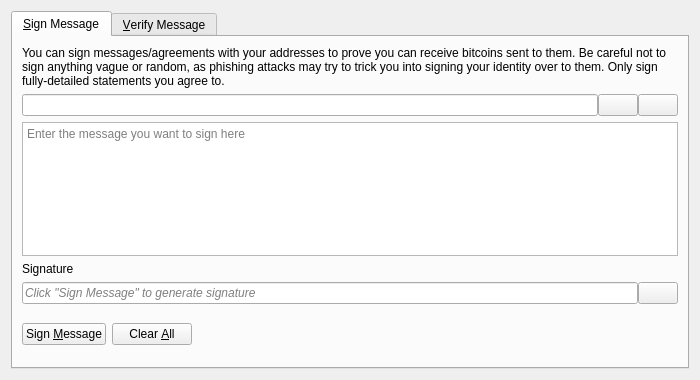
Qt form src/qt/forms/signverifymessagedialog.ui (JohnnyLawDGB/digibyte) before a commit.
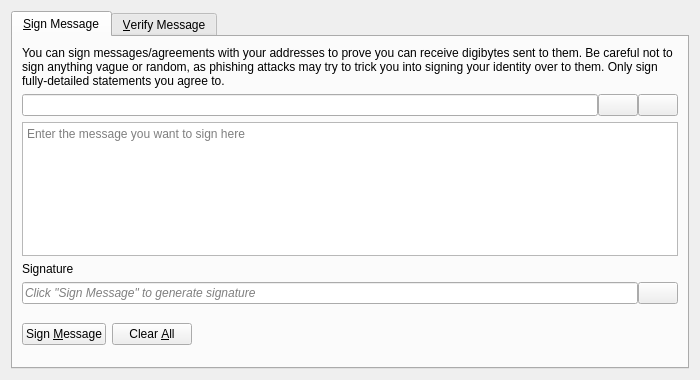
The same form after that commit. Icons and pictures are not drawn. Custom widgets are drawn as their Qt base class.

Commit message:
Phase 2: Complete Bitcoin to DigiByte content conversion
- Updated all build system files (configure.ac, Makefile.am, m4 macros)
- Converted all bitcoin_ variables to digibyte_ equivalents
- Updated Transifex configuration
- Fixed all binary names and library references
- Preserved Bitcoin Core developer copyrights

```diff
--- a/src/qt/forms/signverifymessagedialog.ui
+++ b/src/qt/forms/signverifymessagedialog.ui
@@ -30,7 +30,7 @@
        <item>
         <widget class="QLabel" name="infoLabel_SM">
          <property name="text">
-          <string>You can sign messages/agreements with your addresses to prove you can receive bitcoins sent to them. Be careful not to sign anything vague or random, as phishing attacks may try to trick you into signing your identity over to them. Only sign fully-detailed statements you agree to.</string>
+          <string>You can sign messages/agreements with your addresses to prove you can receive digibytes sent to them. Be careful not to sign anything vague or random, as phishing attacks may try to trick you into signing your identity over to them. Only sign fully-detailed statements you agree to.</string>
          </property>
          <property name="textFormat">
           <enum>Qt::PlainText</enum>
```
The commit also changes 385 other files.
